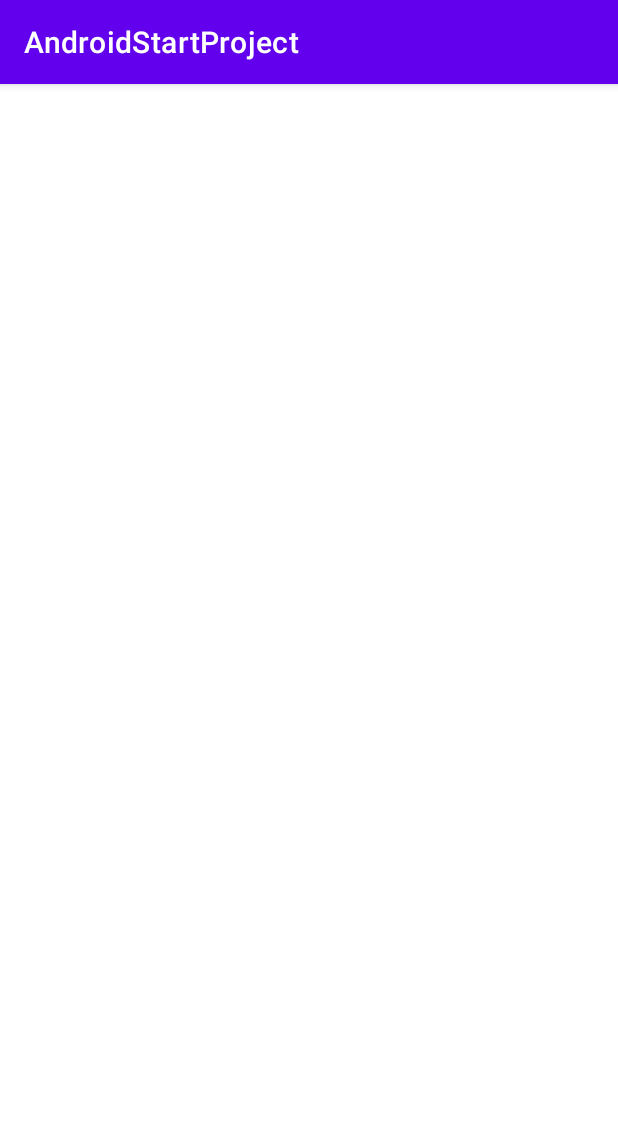
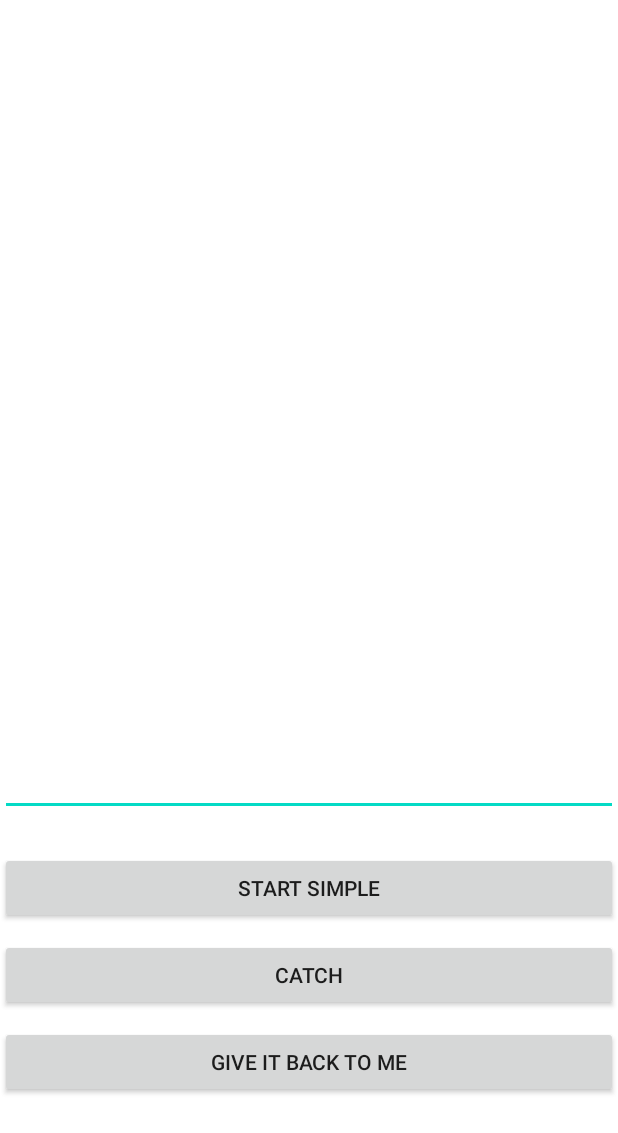
Before and after one commit to bystrovdev/AndroidStartPoject, an Android app: the MainActivity screen opened directly, with no data from a screen before it, on a phone screen of 412 x 824 dp. Shown: the top 1133 px of the screen. Run offline under Robolectric (Android 15) with nearby library versions, the phone set to English and light mode, and no system bars.

Commit message:
Added go to InfActivity and simple open Activity

```diff
--- a/app/src/main/AndroidManifest.xml
+++ b/app/src/main/AndroidManifest.xml
@@ -9,6 +9,9 @@
         android:roundIcon="@mipmap/ic_launcher_round"
         android:supportsRtl="true"
         android:theme="@style/Theme.AndroidStartProject">
+        <activity android:name=".ComeBackActivity"></activity>
+        <activity android:name=".ToInfActivity" />
+        <activity android:name=".MainActivity2" />
         <activity android:name=".Calculator">
             <intent-filter>
                 <action android:name="android.intent.action.MAIN" />
--- a/app/src/main/java/ru/synergy/myapplication/MainActivity.java
+++ b/app/src/main/java/ru/synergy/myapplication/MainActivity.java
@@ -1,20 +1,36 @@
 package ru.synergy.myapplication;
 
-import androidx.appcompat.app.AppCompatActivity;
-import androidx.constraintlayout.widget.ConstraintLayout;
+import android.app.Activity;
+import android.content.Intent;
+import android.os.Bundle;
+import android.preference.PreferenceManager;
+import android.view.View;
+import android.widget.Button;
+import android.widget.EditText;
+import android.widget.TextView;
 
-import android.graphics.Color;
-import android.os.Bundle;
-import android.view.View;
-import android.widget.TextView;
-import android.widget.Toast;
+public class MainActivity extends Activity implements View.OnClickListener {
 
-public class MainActivity extends AppCompatActivity {
+    EditText et;
+
+    private static final int REQ_C = 1;
+    private TextView tv;
 
     @Override
     protected void onCreate(Bundle savedInstanceState) {
         super.onCreate(savedInstanceState);
         setContentView(R.layout.second_layout);
+
+        et = (EditText) findViewById(R.id.et);
+        tv = (TextView) findViewById(R.id.tv);
+
+        Button btn = (Button) findViewById(R.id.button);
+        Button btn2 = (Button) findViewById(R.id.button2);
+        Button btn3 = (Button) findViewById(R.id.button3);
+
+        btn.setOnClickListener(this);
+        btn2.setOnClickListener(this);
+        btn3.setOnClickListener(this);
 
 //        TextView textView = (TextView) findViewById(R.id.normal);
 //
@@ -44,4 +60,40 @@ public class MainActivity extends AppCompatActivity {
 //
 //        setContentView(constraintLayout);
     }
+    @Override
+    public void onClick(View v) {
+        Intent i;
+        switch (v.getId()) {
+            case R.id.button:
+                i = new Intent(this, MainActivity2.class);
+                startActivity(i);
+                break;
+            case R.id.button2:
+                i = new Intent(this, ToInfActivity.class);
+                String  eText = et.getText().toString();
+                i.putExtra("et", eText);
+                startActivity(i);
+                break;
+//            case R.id.button3:
+//                i = new Intent(this, ComeBackActivity.class);
+//                startActivityForResult(i, REQ_C);
+//                break;
+
+        }
+    }
+
+//    @Override
+//    public boolean onActivityResult(int requestCode, int resultCode, Intent data) {
+//        return false;
+//    }
+
+//    @Override
+//    public void onActivityResult(int requestCode, int resultCode, Intent data) {
+//        super.onActivityResult(requestCode, resultCode, data);
+//        switch (requestCode) {
+//            case RESULT_OK:
+//                tv.setText(data.getStringExtra("et"));
+//        }
+//        return false;
+//    }
 }
--- a/app/src/main/res/layout/activity_main.xml
+++ b/app/src/main/res/layout/activity_main.xml
@@ -115,4 +115,5 @@
             android:layout_weight="1"
             android:text="High" />
     </RadioGroup>
+
 </RelativeLayout>
--- a/app/src/main/res/layout/second_layout.xml
+++ b/app/src/main/res/layout/second_layout.xml
@@ -147,12 +147,51 @@
         app:layout_constraintTop_toTopOf="parent" />
 
 
-    <androidx.constraintlayout.widget.Guideline
-        android:id="@+id/guideline"
-        android:layout_width="wrap_content"
+    <Button
+        android:id="@+id/button"
+        android:layout_width="match_parent"
         android:layout_height="wrap_content"
-        android:orientation="vertical"
-        app:layout_constraintGuide_begin="30dp" />
+        android:layout_marginBottom="10dp"
+        android:text="Start simple"
+        app:layout_constraintBottom_toTopOf="@+id/button2"
+        app:layout_constraintEnd_toEndOf="parent"
+        app:layout_constraintStart_toStartOf="parent" />
+
+    <Button
+        android:id="@+id/button2"
+        android:layout_width="match_parent"
+        android:layout_height="wrap_content"
+        android:layout_marginBottom="10dp"
+        android:text="Catch"
+        app:layout_constraintBottom_toTopOf="@+id/button3"
+        app:layout_constraintEnd_toEndOf="parent"
+        app:layout_constraintStart_toStartOf="parent" />
+
+    <Button
+        android:id="@+id/button3"
+        android:layout_width="match_parent"
+        android:layout_height="wrap_content"
+        android:layout_marginBottom="92dp"
+        android:text="Give it back to me"
+        app:layout_constraintBottom_toBottomOf="parent"
+        app:layout_constraintEnd_toEndOf="parent"
+        app:layout_constraintStart_toStartOf="parent" />
+
+    <EditText
+        android:id="@+id/et"
+        android:layout_width="match_parent"
+        android:layout_height="wrap_content"
+        android:layout_marginBottom="24dp"
+        app:layout_constraintBottom_toTopOf="@+id/button"
+        tools:layout_editor_absoluteX="0dp" />
+
+    <TextView
+        android:id="@+id/tw"
+        android:layout_width="match_parent"
+        android:layout_height="wrap_content"
+        app:layout_constraintBottom_toTopOf="@+id/et"
+        app:layout_constraintTop_toTopOf="parent"
+        app:layout_constraintVertical_bias="0.8" />
 
 
 </androidx.constraintlayout.widget.ConstraintLayout>
--- /dev/null
+++ b/app/src/main/res/values/ids.xml
@@ -0,0 +1,4 @@
+<?xml version="1.0" encoding="utf-8"?>
+<resources>
+    <item name="tv" type="id" />
+</resources>
```
Also changed, not shown: app/src/main/java/ru/synergy/myapplication/ComeBackActivity.java (added, +14 -0 lines), app/src/main/java/ru/synergy/myapplication/MainActivity2.java (added, +14 -0 lines), app/src/main/java/ru/synergy/myapplication/ToInfActivity.java (added, +23 -0 lines), app/src/main/res/layout/activity_come_back.xml (added, +9 -0 lines), app/src/main/res/layout/activity_main2.xml (added, +9 -0 lines), app/src/main/res/layout/activity_to_inf.xml (added, +21 -0 lines).
